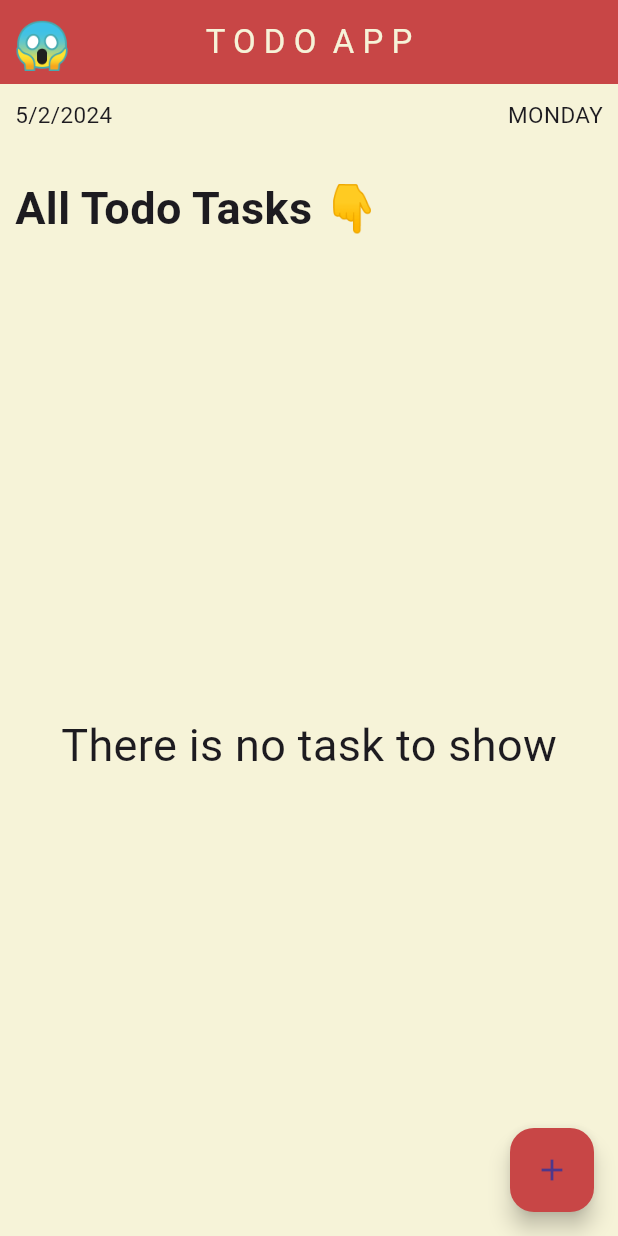
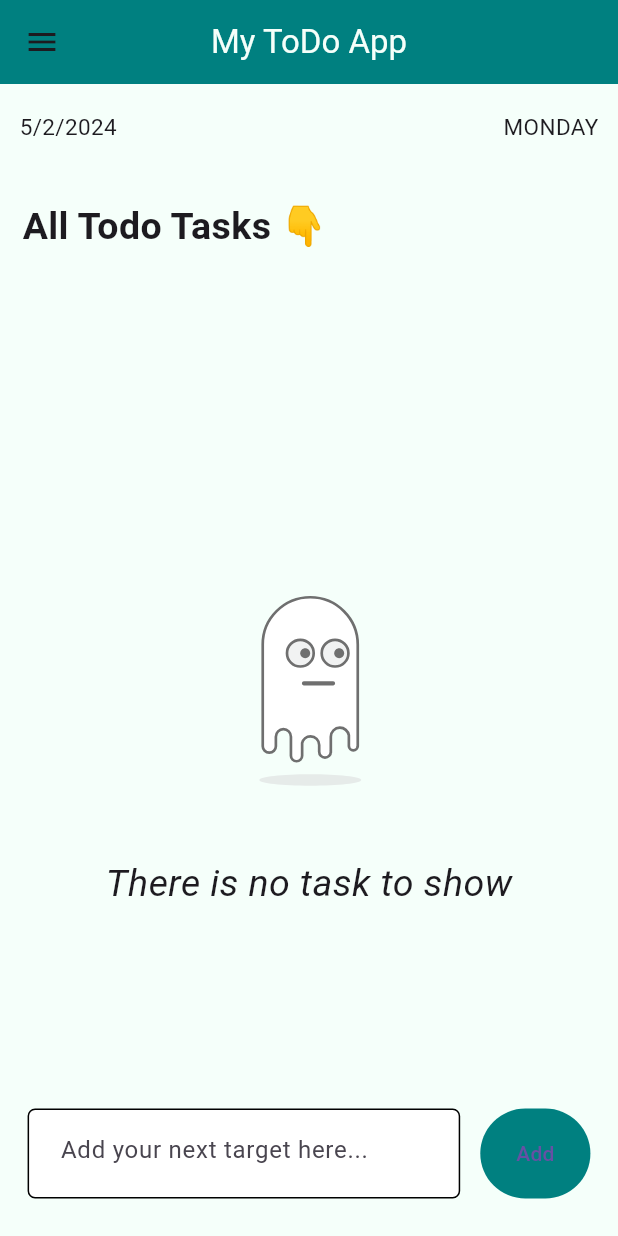
Before and after one commit to rohitrai003/todoApp, a Flutter app: the screen it shows after launch, on a phone screen of 412 x 824 dp. Run offline on Flutter 3.47's test engine with Material 3 defaults, Android fonts, the phone set to English and light mode, and no system bars; our stand-ins replace lottie, shared_preferences.

Commit message:
new changes where made

```diff
--- a/lib/Constant/Color.dart
+++ /dev/null
@@ -1,4 +0,0 @@
-import 'package:flutter/material.dart';
-
-Color kPrimaryColor = const Color(0xFFC84646);
-Color kSecondaryColor = const Color(0xFFF6F3D8);
--- /dev/null
+++ b/lib/src/Constant/Color.dart
@@ -0,0 +1,6 @@
+import 'package:flutter/material.dart';
+
+Color kPrimaryColor = const Color(0xFF008080);
+// Color kSecondaryColor = const Color(0xFFF6F3D8);
+Color kSecondaryColor = const Color(0xFFf5fffa);
+Color thirdColor = const Color(0xFFfffffff);
--- a/lib/Constant/value.dart
+++ b/lib/src/Constant/value.dart
@@ -9,6 +9,4 @@ List week = [
   'Saturday'
 ];
 
-List<String> task = [];
-List<bool> taskCompleted = List.generate(20, (index) => false);
 List<String> mood = ['😀', '😒', '😍', '😴', '😡', '😱'];
--- /dev/null
+++ b/lib/src/Screens/HomePage.dart
@@ -0,0 +1,132 @@
+import 'package:flutter/material.dart';
+import 'package:lottie/lottie.dart';
+import 'package:provider/provider.dart';
+import 'package:todo_list_app/src/Constant/Color.dart';
+import 'package:todo_list_app/src/components/dateAndDay.dart';
+import 'package:todo_list_app/src/components/items.dart';
+import 'package:todo_list_app/src/data/saveAndLoadData.dart';
+import 'package:todo_list_app/src/provider/taskOperation.dart';
+
+import '../components/appBar.dart';
+
+class HomePage extends StatefulWidget {
+  const HomePage({super.key});
+  @override
+  _HomePage createState() => _HomePage();
+}
+
+class _HomePage extends State<HomePage> {
+  @override
+  void initState() {
+    super.initState();
+    loadList();
+  }
+
+  @override
+  Widget build(BuildContext context) {
+    TextEditingController _controller = TextEditingController();
+    var taskOperation = Provider.of<TaskOperation>(context);
+
+//When the task is not empty, This screen will run
+    withTask() {
+      return Expanded(
+        child: ListView.builder(
+            itemCount: taskOperation.task.length,
+            itemBuilder: (context, index) {
+              return ItemBox(index: index);
+            }),
+      );
+    }
+
+//When the task is empty, This will be the screen
+    withoutTask() {
+      return Expanded(
+        child: Center(
+          child: Column(
+            crossAxisAlignment: CrossAxisAlignment.center,
+            mainAxisAlignment: MainAxisAlignment.center,
+            children: [
+              Lottie.asset('assets/emptyListLottie.json',
+                  fit: BoxFit.fitWidth, frameRate: FrameRate(60), height: 250),
+              const Text(
+                'There is no task to show',
+                style: TextStyle(fontSize: 25, fontStyle: FontStyle.italic),
+              ),
+            ],
+          ),
+        ),
+      );
+    }
+    //Main code starts here
+
+    return Scaffold(
+      appBar: customAppBar('My ToDo App'),
+      backgroundColor: kSecondaryColor,
+      // drawer: Drawer(),
+      body: Container(
+        padding: const EdgeInsets.symmetric(vertical: 10, horizontal: 5),
+        child: Column(children: [
+          dateAndDay(),
+          const SizedBox(
+            height: 30,
+          ),
+          const Padding(
+            padding: EdgeInsets.only(left: 10.0),
+            child: Align(
+              alignment: Alignment.centerLeft,
+              child: Text(
+                'All Todo Tasks 👇',
+                style: TextStyle(fontSize: 25, fontWeight: FontWeight.bold),
+              ),
+            ),
+          ),
+          const SizedBox(
+            height: 20,
+          ),
+
+          //Main body
+          taskOperation.task.isEmpty ? withoutTask() : withTask(),
+          //the main body ends here
+          SizedBox(
+              height: 60,
+              width: MediaQuery.of(context).size.width,
+              child: Row(
+                mainAxisAlignment: MainAxisAlignment.spaceEvenly,
+                children: [
+                  Container(
+                      padding: const EdgeInsets.all(5.0),
+                      decoration: BoxDecoration(
+                          color: thirdColor,
+                          borderRadius: BorderRadius.circular(5),
+                          border: Border.all(width: 1)),
+                      width: MediaQuery.of(context).size.width * 0.7,
+                      child: Center(
+                        child: TextFormField(
+                          controller: _controller,
+                          cursorColor: kPrimaryColor,
+                          decoration: const InputDecoration(
+                              hintText: 'Add your next target here...',
+                              border: OutlineInputBorder(
+                                  borderSide: BorderSide.none)),
+                        ),
+                      )),
+                  ElevatedButton(
+                      onPressed: () {
+                        taskOperation.addTask(_controller.text, context);
+                        saveList(taskOperation.task);
+                      },
+                      style: ElevatedButton.styleFrom(
+                          minimumSize: const Size(60, 60),
+                          elevation: 0,
+                          backgroundColor: kPrimaryColor),
+                      child: const Center(child: Text('Add'))),
+                ],
+              )),
+          const SizedBox(
+            height: 15.0,
+          )
+        ]),
+      ),
+    );
+  }
+}
--- /dev/null
+++ b/lib/src/components/appBar.dart
@@ -0,0 +1,18 @@
+// This is the appbar for the app.
+import 'package:flutter/material.dart';
+import 'package:todo_list_app/src/Constant/Color.dart';
+
+customAppBar(String title) => AppBar(
+      backgroundColor: kPrimaryColor,
+      elevation: 0.0,
+      title: Text(
+        title,
+        style: TextStyle(
+          color: kSecondaryColor,
+        ),
+      ),
+      centerTitle: true,
+      leading: DrawerButton(
+        onPressed: () {},
+      ),
+    );
--- /dev/null
+++ b/lib/src/components/dateAndDay.dart
@@ -0,0 +1,21 @@
+import 'package:flutter/material.dart';
+import 'package:todo_list_app/src/Constant/value.dart';
+
+dateAndDay() {
+  return Padding(
+    padding: const EdgeInsets.all(8.0),
+    child: Row(
+      mainAxisAlignment: MainAxisAlignment.spaceBetween,
+      children: [
+        Text(
+          '${date.day}/${date.month}/${date.year}',
+          style: const TextStyle(fontSize: 15),
+        ),
+        Text(
+          week[date.weekday].toString().toUpperCase(),
+          style: const TextStyle(fontSize: 15),
+        ),
+      ],
+    ),
+  );
+}
```
Also changed, not shown: assets/emptyListLottie.json (added, +1 -0 lines), lib/Screens/HomePage.dart (deleted, +0 -287 lines), lib/main.dart (+7 -2 lines), lib/src/components/items.dart (added, +76 -0 lines), lib/src/data/saveAndLoadData.dart (added, +12 -0 lines), lib/src/provider/taskOperation.dart (added, +26 -0 lines), pubspec.yaml (+5 -2 lines), pubspec.lock, 1 other file.
